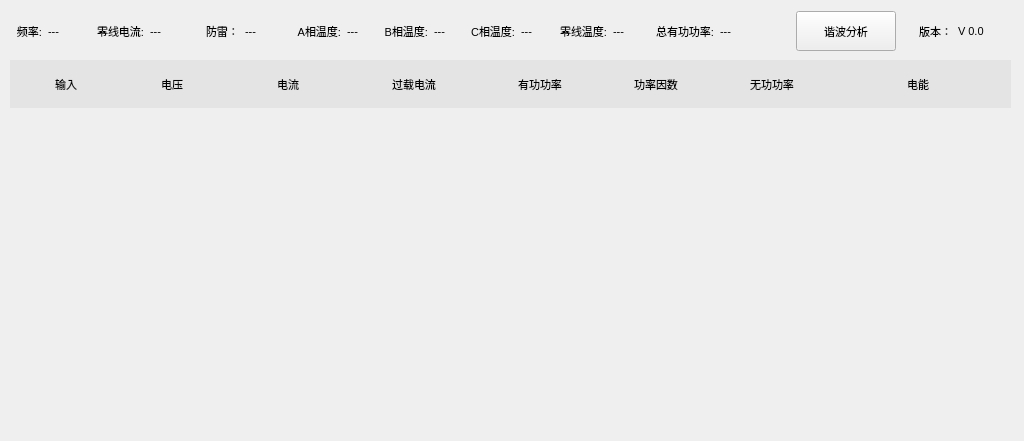
The window that line/linewid.ui (ChinaClever/BusBar-Qt) describes before a commit, drawn with Qt 5.
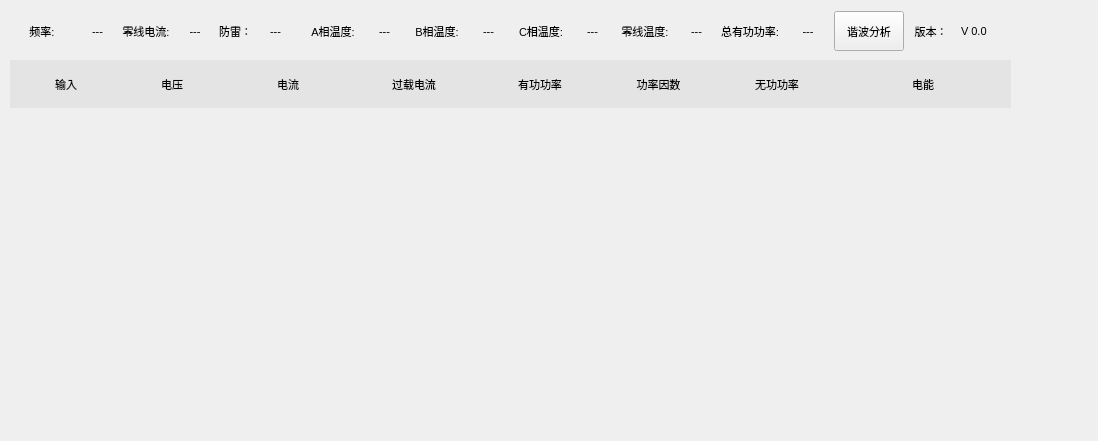
The same window after the commit.

Diff of the .ui file:
```diff
--- a/line/linewid.ui
+++ b/line/linewid.ui
@@ -6,7 +6,7 @@
    <rect>
     <x>0</x>
     <y>0</y>
-    <width>1024</width>
+    <width>1098</width>
     <height>441</height>
    </rect>
   </property>
@@ -246,7 +246,7 @@
         <widget class="QLabel" name="label_6">
          <property name="minimumSize">
           <size>
-           <width>100</width>
+           <width>105</width>
            <height>0</height>
           </size>
          </property>
@@ -393,7 +393,7 @@
     <rect>
      <x>10</x>
      <y>10</y>
-     <width>1016</width>
+     <width>1001</width>
      <height>42</height>
     </rect>
    </property>
@@ -402,13 +402,13 @@
      <widget class="QLabel" name="label">
       <property name="minimumSize">
        <size>
-        <width>30</width>
+        <width>64</width>
         <height>18</height>
        </size>
       </property>
       <property name="maximumSize">
        <size>
-        <width>50</width>
+        <width>65</width>
         <height>16777215</height>
        </size>
       </property>
@@ -424,7 +424,7 @@
        <string>频率:</string>
       </property>
       <property name="alignment">
-       <set>Qt::AlignRight|Qt::AlignTrailing|Qt::AlignVCenter</set>
+       <set>Qt::AlignCenter</set>
       </property>
      </widget>
     </item>
@@ -432,7 +432,7 @@
      <widget class="QLabel" name="rateLab">
       <property name="minimumSize">
        <size>
-        <width>40</width>
+        <width>35</width>
         <height>18</height>
        </size>
       </property>
@@ -447,6 +447,9 @@
       <property name="text">
        <string>---</string>
       </property>
+      <property name="alignment">
+       <set>Qt::AlignCenter</set>
+      </property>
      </widget>
     </item>
     <item>
@@ -475,7 +478,7 @@
        <string>零线电流:</string>
       </property>
       <property name="alignment">
-       <set>Qt::AlignRight|Qt::AlignTrailing|Qt::AlignVCenter</set>
+       <set>Qt::AlignCenter</set>
       </property>
      </widget>
     </item>
@@ -483,13 +486,13 @@
      <widget class="QLabel" name="zeroLineLab">
       <property name="minimumSize">
        <size>
-        <width>50</width>
+        <width>36</width>
         <height>18</height>
        </size>
       </property>
       <property name="maximumSize">
        <size>
-        <width>50</width>
+        <width>35</width>
         <height>16777215</height>
        </size>
       </property>
@@ -504,6 +507,9 @@
       <property name="text">
        <string>---</string>
       </property>
+      <property name="alignment">
+       <set>Qt::AlignCenter</set>
+      </property>
      </widget>
     </item>
     <item>
@@ -511,32 +517,38 @@
       <property name="text">
        <string>防雷：</string>
       </property>
+      <property name="alignment">
+       <set>Qt::AlignCenter</set>
+      </property>
      </widget>
     </item>
     <item>
      <widget class="QLabel" name="lpStateLab">
       <property name="minimumSize">
        <size>
-        <width>40</width>
+        <width>35</width>
         <height>18</height>
        </size>
       </property>
       <property name="maximumSize">
        <size>
-        <width>40</width>
+        <width>35</width>
         <height>16777215</height>
        </size>
       </property>
       <property name="text">
        <string>---</string>
       </property>
+      <property name="alignment">
+       <set>Qt::AlignCenter</set>
+      </property>
      </widget>
     </item>
     <item>
      <widget class="QLabel" name="label_11">
       <property name="minimumSize">
        <size>
-        <width>50</width>
+        <width>68</width>
         <height>18</height>
        </size>
       </property>
@@ -552,7 +564,7 @@
        <string>A相温度:</string>
       </property>
       <property name="alignment">
-       <set>Qt::AlignRight|Qt::AlignTrailing|Qt::AlignVCenter</set>
+       <set>Qt::AlignCenter</set>
       </property>
      </widget>
     </item>
@@ -581,13 +593,16 @@
       <property name="text">
        <string>---</string>
       </property>
+      <property name="alignment">
+       <set>Qt::AlignCenter</set>
+      </property>
      </widget>
     </item>
     <item>
      <widget class="QLabel" name="label_12">
       <property name="minimumSize">
        <size>
-        <width>50</width>
+        <width>68</width>
         <height>18</height>
        </size>
       </property>
@@ -603,7 +618,7 @@
        <string>B相温度:</string>
       </property>
       <property name="alignment">
-       <set>Qt::AlignRight|Qt::AlignTrailing|Qt::AlignVCenter</set>
+       <set>Qt::AlignCenter</set>
       </property>
      </widget>
     </item>
@@ -632,13 +647,16 @@
       <property name="text">
        <string>---</string>
       </property>
+      <property name="alignment">
+       <set>Qt::AlignCenter</set>
+      </property>
      </widget>
     </item>
     <item>
      <widget class="QLabel" name="label_14">
       <property name="minimumSize">
        <size>
-        <width>50</width>
+        <width>68</width>
         <height>18</height>
        </size>
       </property>
@@ -654,7 +672,7 @@
        <string>C相温度:</string>
       </property>
       <property name="alignment">
-       <set>Qt::AlignRight|Qt::AlignTrailing|Qt::AlignVCenter</set>
+       <set>Qt::AlignCenter</set>
       </property>
      </widget>
     </item>
@@ -683,13 +701,16 @@
       <property name="text">
        <string>---</string>
       </property>
+      <property name="alignment">
+       <set>Qt::AlignCenter</set>
+      </property>
      </widget>
     </item>
     <item>
      <widget class="QLabel" name="label_15">
       <property name="minimumSize">
        <size>
-        <width>55</width>
+        <width>68</width>
         <height>18</height>
        </size>
       </property>
@@ -705,7 +726,7 @@
        <string>零线温度:</string>
       </property>
       <property name="alignment">
-       <set>Qt::AlignRight|Qt::AlignTrailing|Qt::AlignVCenter</set>
+       <set>Qt::AlignCenter</set>
       </property>
      </widget>
     </item>
@@ -734,6 +755,9 @@
       <property name="text">
        <string>---</string>
       </property>
+      <property name="alignment">
+       <set>Qt::AlignCenter</set>
+      </property>
      </widget>
     </item>
     <item>
@@ -756,7 +780,7 @@
        <string>总有功功率:</string>
       </property>
       <property name="alignment">
-       <set>Qt::AlignRight|Qt::AlignTrailing|Qt::AlignVCenter</set>
+       <set>Qt::AlignCenter</set>
       </property>
      </widget>
     </item>
@@ -764,10 +788,16 @@
      <widget class="QLabel" name="totalPowLab">
       <property name="minimumSize">
        <size>
-        <width>70</width>
+        <width>40</width>
         <height>18</height>
        </size>
       </property>
+      <property name="maximumSize">
+       <size>
+        <width>45</width>
+        <height>16777215</height>
+       </size>
+      </property>
       <property name="font">
        <font>
         <family>Ubuntu</family>
@@ -779,16 +809,25 @@
       <property name="text">
        <string>---</string>
       </property>
+      <property name="alignment">
+       <set>Qt::AlignCenter</set>
+      </property>
      </widget>
     </item>
     <item>
      <widget class="QPushButton" name="thdBtn">
       <property name="minimumSize">
        <size>
-        <width>100</width>
+        <width>70</width>
         <height>40</height>
        </size>
       </property>
+      <property name="maximumSize">
+       <size>
+        <width>70</width>
+        <height>16777215</height>
+       </size>
+      </property>
       <property name="font">
        <font>
         <family>Ubuntu</family>
@@ -806,7 +845,7 @@
      <widget class="QLabel" name="label_2">
       <property name="minimumSize">
        <size>
-        <width>50</width>
+        <width>48</width>
         <height>18</height>
        </size>
       </property>
@@ -822,7 +861,7 @@
        <string>版本：</string>
       </property>
       <property name="alignment">
-       <set>Qt::AlignRight|Qt::AlignTrailing|Qt::AlignVCenter</set>
+       <set>Qt::AlignCenter</set>
       </property>
      </widget>
     </item>
@@ -830,7 +869,7 @@
      <widget class="QLabel" name="version">
       <property name="minimumSize">
        <size>
-        <width>68</width>
+        <width>50</width>
         <height>18</height>
        </size>
       </property>
```
